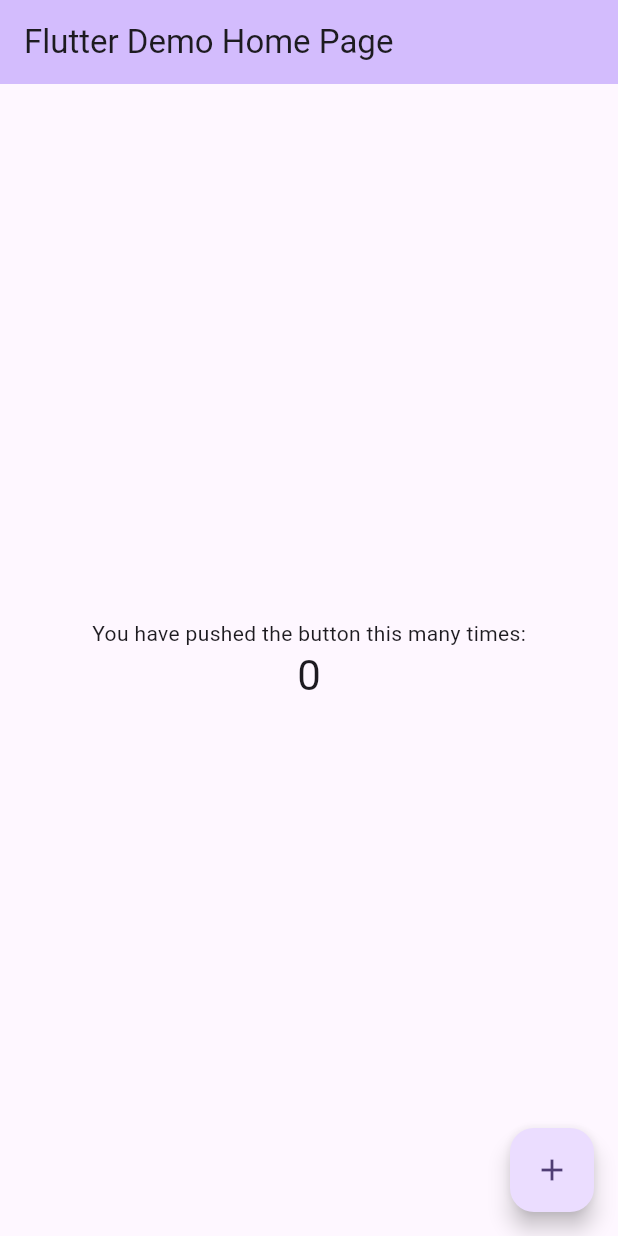
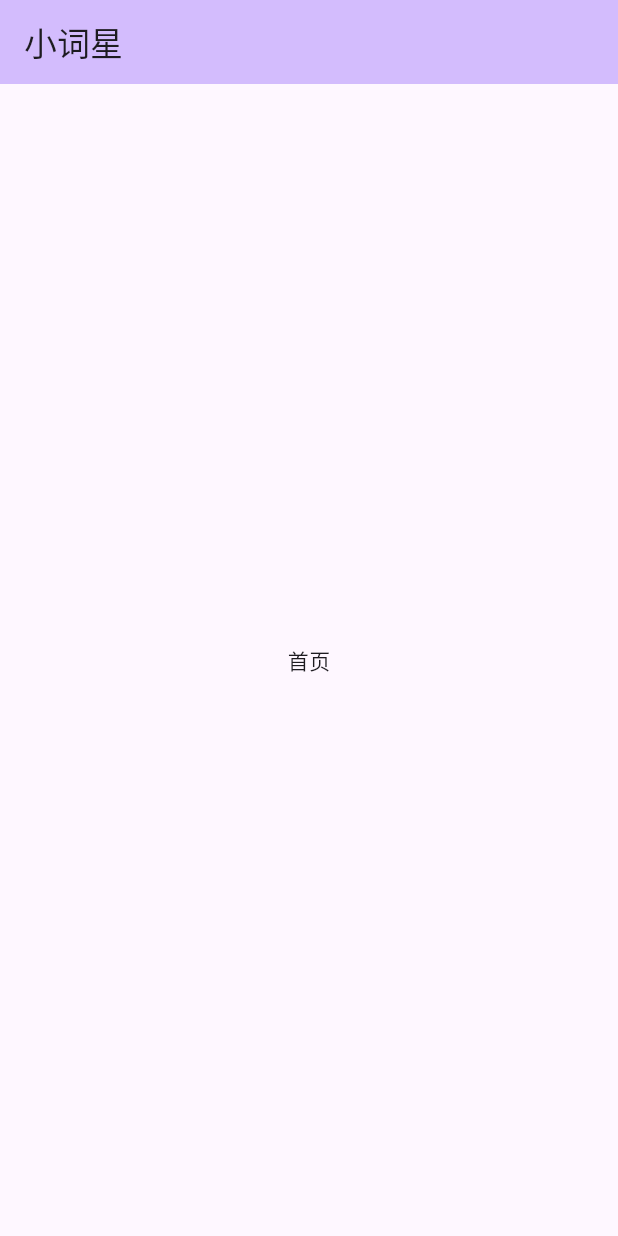
Before and after one commit to kanjiang/english_study, a Flutter app: the screen it shows after launch, on a phone screen of 412 x 824 dp. Run offline on Flutter 3.47's test engine with Material 3 defaults, Android fonts, the phone set to English and light mode, and no system bars; our stand-ins replace timezone.

Commit message:
fix: align iOS target, app shell, and quota validation
Co-authored-by: Cursor <cursoragent@cursor.com>

```diff
--- a/lib/main.dart
+++ b/lib/main.dart
@@ -7,115 +7,30 @@ void main() {
 class MyApp extends StatelessWidget {
   const MyApp({super.key});
 
-  // This widget is the root of your application.
   @override
   Widget build(BuildContext context) {
     return MaterialApp(
-      title: 'Flutter Demo',
+      title: '小词星',
       theme: ThemeData(
-        // This is the theme of your application.
-        //
-        // TRY THIS: Try running your application with "flutter run". You'll see
-        // the application has a purple toolbar. Then, without quitting the app,
-        // try changing the seedColor in the colorScheme below to Colors.green
-        // and then invoke "hot reload" (save your changes or press the "hot
-        // reload" button in a Flutter-supported IDE, or press "r" if you used
-        // the command line to start the app).
-        //
-        // Notice that the counter didn't reset back to zero; the application
-        // state is not lost during the reload. To reset the state, use hot
-        // restart instead.
-        //
-        // This works for code too, not just values: Most code changes can be
-        // tested with just a hot reload.
-        colorScheme: .fromSeed(seedColor: Colors.deepPurple),
+        colorScheme: ColorScheme.fromSeed(seedColor: Colors.deepPurple),
       ),
-      home: const MyHomePage(title: 'Flutter Demo Home Page'),
+      home: const HomePage(),
     );
   }
 }
 
-class MyHomePage extends StatefulWidget {
-  const MyHomePage({super.key, required this.title});
-
-  // This widget is the home page of your application. It is stateful, meaning
-  // that it has a State object (defined below) that contains fields that affect
-  // how it looks.
-
-  // This class is the configuration for the state. It holds the values (in this
-  // case the title) provided by the parent (in this case the App widget) and
-  // used by the build method of the State. Fields in a Widget subclass are
-  // always marked "final".
-
-  final String title;
-
-  @override
-  State<MyHomePage> createState() => _MyHomePageState();
-}
-
-class _MyHomePageState extends State<MyHomePage> {
-  int _counter = 0;
-
-  void _incrementCounter() {
-    setState(() {
-      // This call to setState tells the Flutter framework that something has
-      // changed in this State, which causes it to rerun the build method below
-      // so that the display can reflect the updated values. If we changed
-      // _counter without calling setState(), then the build method would not be
-      // called again, and so nothing would appear to happen.
-      _counter++;
-    });
-  }
+class HomePage extends StatelessWidget {
+  const HomePage({super.key});
 
   @override
   Widget build(BuildContext context) {
-    // This method is rerun every time setState is called, for instance as done
-    // by the _incrementCounter method above.
-    //
-    // The Flutter framework has been optimized to make rerunning build methods
-    // fast, so that you can just rebuild anything that needs updating rather
-    // than having to individually change instances of widgets.
     return Scaffold(
       appBar: AppBar(
-        // TRY THIS: Try changing the color here to a specific color (to
-        // Colors.amber, perhaps?) and trigger a hot reload to see the AppBar
-        // change color while the other colors stay the same.
         backgroundColor: Theme.of(context).colorScheme.inversePrimary,
-        // Here we take the value from the MyHomePage object that was created by
-        // the App.build method, and use it to set our appbar title.
-        title: Text(widget.title),
+        title: const Text('小词星'),
       ),
-      body: Center(
-        // Center is a layout widget. It takes a single child and positions it
-        // in the middle of the parent.
-        child: Column(
-          // Column is also a layout widget. It takes a list of children and
-          // arranges them vertically. By default, it sizes itself to fit its
-          // children horizontally, and tries to be as tall as its parent.
-          //
-          // Column has various properties to control how it sizes itself and
-          // how it positions its children. Here we use mainAxisAlignment to
-          // center the children vertically; the main axis here is the vertical
-          // axis because Columns are vertical (the cross axis would be
-          // horizontal).
-          //
-          // TRY THIS: Invoke "debug painting" (choose the "Toggle Debug Paint"
-          // action in the IDE, or press "p" in the console), to see the
-          // wireframe for each widget.
-          mainAxisAlignment: .center,
-          children: [
-            const Text('You have pushed the button this many times:'),
-            Text(
-              '$_counter',
-              style: Theme.of(context).textTheme.headlineMedium,
-            ),
-          ],
-        ),
-      ),
-      floatingActionButton: FloatingActionButton(
-        onPressed: _incrementCounter,
-        tooltip: 'Increment',
-        child: const Icon(Icons.add),
+      body: const Center(
+        child: Text('首页'),
       ),
     );
   }
```
Also changed, not shown: lib/domain/time/time_quota.dart (+10 -3 lines), 4 other files.
